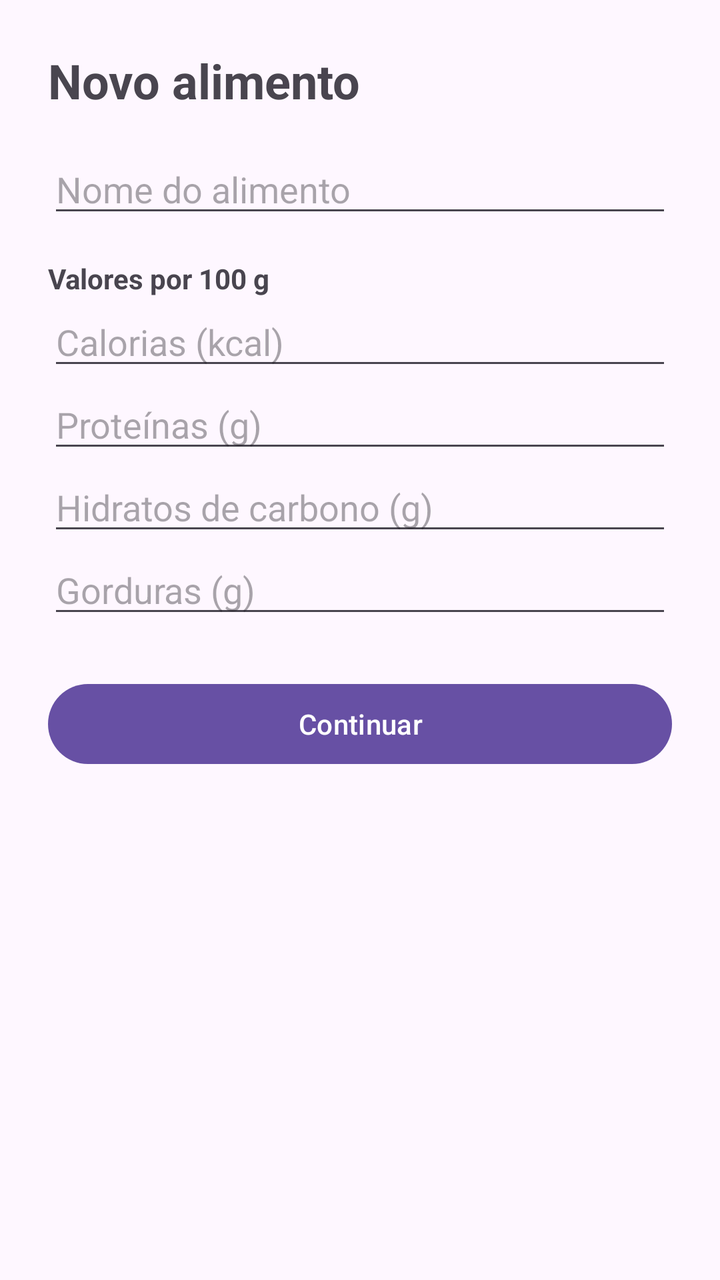
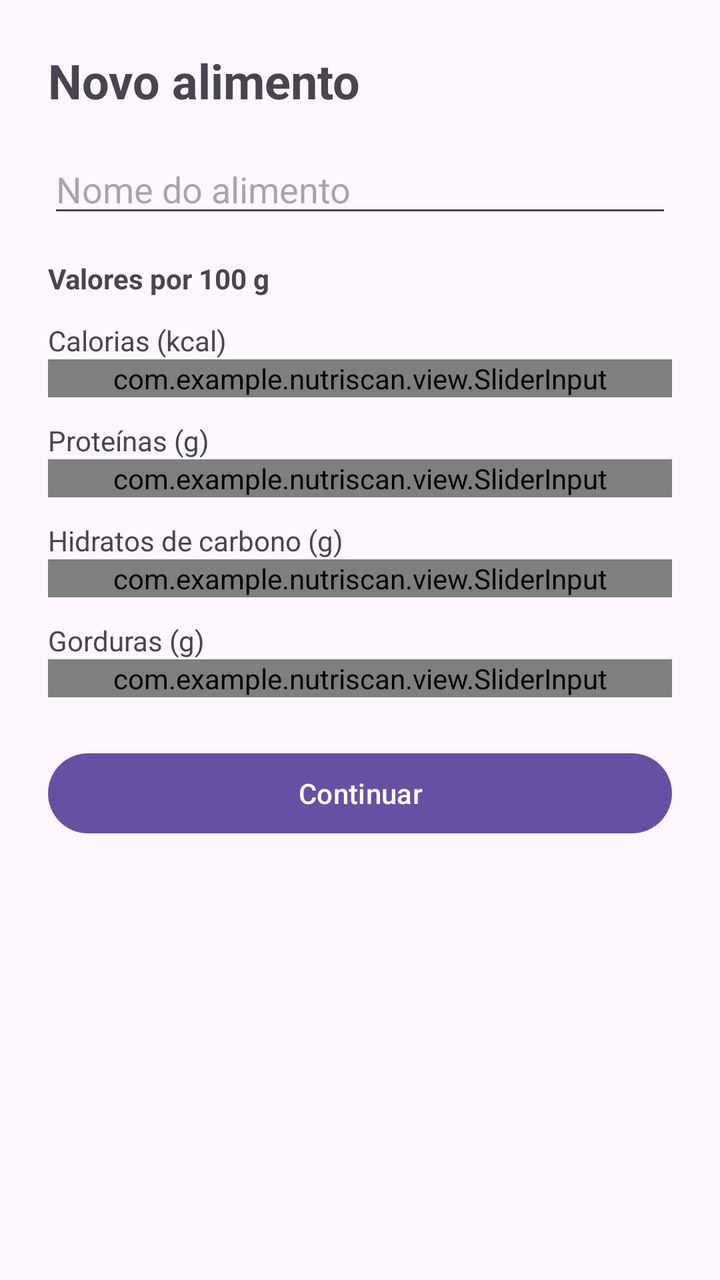

The first picture is an Android layout as it rendered before a commit; the second is the same layout after the commit. The layout source and the unified diff follow.
<!-- AndroidManifest.xml: application theme Theme.NutriScan -->
<!-- res/layout/activity_manual_food.xml -->
<?xml version="1.0" encoding="utf-8"?>
<ScrollView xmlns:android="http://schemas.android.com/apk/res/android"
            android:id="@+id/manualFood"
            android:layout_width="match_parent"
            android:layout_height="match_parent">

    <LinearLayout
            android:layout_width="match_parent"
            android:layout_height="wrap_content"
            android:orientation="vertical"
            android:padding="24dp">

        <TextView
                android:layout_width="wrap_content"
                android:layout_height="wrap_content"
                android:text="Novo alimento"
                android:textSize="24sp"
                android:textStyle="bold"
                android:layout_marginBottom="16dp" />

        <EditText
                android:id="@+id/etName"
                android:layout_width="match_parent"
                android:layout_height="wrap_content"
                android:hint="Nome do alimento"
                android:inputType="textCapSentences" />

        <TextView
                android:layout_width="wrap_content"
                android:layout_height="wrap_content"
                android:layout_marginTop="16dp"
                android:text="Valores por 100 g"
                android:textStyle="bold" />

        <EditText
                android:id="@+id/etKcal"
                android:layout_width="match_parent"
                android:layout_height="wrap_content"
                android:hint="Calorias (kcal)"
                android:inputType="numberDecimal" />

        <EditText
                android:id="@+id/etProteins"
                android:layout_width="match_parent"
                android:layout_height="wrap_content"
                android:hint="Proteínas (g)"
                android:inputType="numberDecimal" />

        <EditText
                android:id="@+id/etCarbs"
                android:layout_width="match_parent"
                android:layout_height="wrap_content"
                android:hint="Hidratos de carbono (g)"
                android:inputType="numberDecimal" />

        <EditText
                android:id="@+id/etFat"
                android:layout_width="match_parent"
                android:layout_height="wrap_content"
                android:hint="Gorduras (g)"
                android:inputType="numberDecimal" />

        <Button
                android:id="@+id/btnContinue"
                android:layout_width="match_parent"
                android:layout_height="wrap_content"
                android:layout_marginTop="24dp"
                android:text="Continuar" />

    </LinearLayout>
</ScrollView>
<!-- resources referenced by this layout -->
<resources>
  <style name="Theme.NutriScan" parent="Base.Theme.NutriScan" />
  <style name="Base.Theme.NutriScan" parent="Theme.Material3.DayNight.NoActionBar">
          
          
      </style>
</resources>

<!-- the commit's change to res/layout/activity_manual_food.xml (unified diff, before → after) -->
@@ -13,10 +13,10 @@
         <TextView
                 android:layout_width="wrap_content"
                 android:layout_height="wrap_content"
+                android:layout_marginBottom="16dp"
                 android:text="Novo alimento"
                 android:textSize="24sp"
-                android:textStyle="bold"
-                android:layout_marginBottom="16dp" />
+                android:textStyle="bold" />
 
         <EditText
                 android:id="@+id/etName"
@@ -32,33 +32,49 @@
                 android:text="Valores por 100 g"
                 android:textStyle="bold" />
 
-        <EditText
-                android:id="@+id/etKcal"
+        <TextView
+                android:layout_width="wrap_content"
+                android:layout_height="wrap_content"
+                android:layout_marginTop="12dp"
+                android:text="Calorias (kcal)" />
+
+        <com.example.nutriscan.view.SliderInput
+                android:id="@+id/sliderKcal"
                 android:layout_width="match_parent"
+                android:layout_height="wrap_content" />
+
+        <TextView
+                android:layout_width="wrap_content"
                 android:layout_height="wrap_content"
-                android:hint="Calorias (kcal)"
-                android:inputType="numberDecimal" />
+                android:layout_marginTop="12dp"
+                android:text="Proteínas (g)" />
 
-        <EditText
-                android:id="@+id/etProteins"
+        <com.example.nutriscan.view.SliderInput
+                android:id="@+id/sliderProteins"
                 android:layout_width="match_parent"
+                android:layout_height="wrap_content" />
+
+        <TextView
+                android:layout_width="wrap_content"
                 android:layout_height="wrap_content"
-                android:hint="Proteínas (g)"
-                android:inputType="numberDecimal" />
+                android:layout_marginTop="12dp"
+                android:text="Hidratos de carbono (g)" />
 
-        <EditText
-                android:id="@+id/etCarbs"
+        <com.example.nutriscan.view.SliderInput
+                android:id="@+id/sliderCarbs"
                 android:layout_width="match_parent"
+                android:layout_height="wrap_content" />
+
+        <TextView
+                android:layout_width="wrap_content"
                 android:layout_height="wrap_content"
-                android:hint="Hidratos de carbono (g)"
-                android:inputType="numberDecimal" />
+                android:layout_marginTop="12dp"
+                android:text="Gorduras (g)" />
 
-        <EditText
-                android:id="@+id/etFat"
+        <com.example.nutriscan.view.SliderInput
+                android:id="@+id/sliderFat"
                 android:layout_width="match_parent"
-                android:layout_height="wrap_content"
-                android:hint="Gorduras (g)"
-                android:inputType="numberDecimal" />
+                android:layout_height="wrap_content" />
 
         <Button
                 android:id="@+id/btnContinue"
